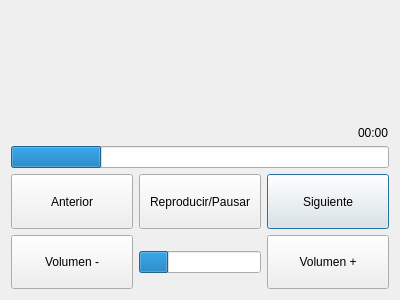
First picture: the form in musicdialog.ui, repository Mandros7/EOG-Application, before the edit.
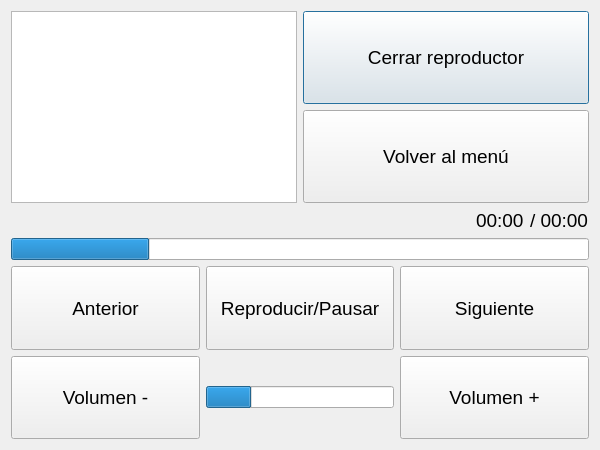
Second picture: the form after the edit.

Diff of the .ui file:
```diff
--- a/musicdialog.ui
+++ b/musicdialog.ui
@@ -6,8 +6,8 @@
    <rect>
     <x>0</x>
     <y>0</y>
-    <width>400</width>
-    <height>300</height>
+    <width>600</width>
+    <height>450</height>
    </rect>
   </property>
   <property name="windowTitle">
@@ -15,34 +15,115 @@
   </property>
   <layout class="QVBoxLayout" name="verticalLayout">
    <item>
-    <spacer name="verticalSpacer">
-     <property name="orientation">
-      <enum>Qt::Vertical</enum>
-     </property>
-     <property name="sizeHint" stdset="0">
-      <size>
-       <width>20</width>
-       <height>40</height>
-      </size>
-     </property>
-    </spacer>
+    <layout class="QHBoxLayout" name="horizontalLayout_2">
+     <item>
+      <widget class="QListView" name="listView">
+       <property name="sizePolicy">
+        <sizepolicy hsizetype="Expanding" vsizetype="Expanding">
+         <horstretch>0</horstretch>
+         <verstretch>0</verstretch>
+        </sizepolicy>
+       </property>
+      </widget>
+     </item>
+     <item>
+      <layout class="QVBoxLayout" name="verticalLayout_2">
+       <item>
+        <widget class="QPushButton" name="quitButton">
+         <property name="sizePolicy">
+          <sizepolicy hsizetype="MinimumExpanding" vsizetype="MinimumExpanding">
+           <horstretch>0</horstretch>
+           <verstretch>0</verstretch>
+          </sizepolicy>
+         </property>
+         <property name="font">
+          <font>
+           <pointsize>14</pointsize>
+          </font>
+         </property>
+         <property name="text">
+          <string>Cerrar reproductor</string>
+         </property>
+        </widget>
+       </item>
+       <item>
+        <widget class="QPushButton" name="hideButton">
+         <property name="sizePolicy">
+          <sizepolicy hsizetype="MinimumExpanding" vsizetype="MinimumExpanding">
+           <horstretch>0</horstretch>
+           <verstretch>0</verstretch>
+          </sizepolicy>
+         </property>
+         <property name="font">
+          <font>
+           <pointsize>14</pointsize>
+          </font>
+         </property>
+         <property name="text">
+          <string>Volver al menú</string>
+         </property>
+        </widget>
+       </item>
+      </layout>
+     </item>
+    </layout>
    </item>
    <item>
     <layout class="QHBoxLayout" name="horizontalLayout">
      <item>
       <widget class="QLabel" name="songLabel">
+       <property name="sizePolicy">
+        <sizepolicy hsizetype="Preferred" vsizetype="Preferred">
+         <horstretch>0</horstretch>
+         <verstretch>0</verstretch>
+        </sizepolicy>
+       </property>
+       <property name="font">
+        <font>
+         <pointsize>14</pointsize>
+        </font>
+       </property>
        <property name="text">
         <string>&lt;Sin canción&gt;</string>
        </property>
       </widget>
      </item>
-     <item alignment="Qt::AlignRight">
+     <item>
       <widget class="QLabel" name="timeLabel">
+       <property name="sizePolicy">
+        <sizepolicy hsizetype="Fixed" vsizetype="Preferred">
+         <horstretch>0</horstretch>
+         <verstretch>0</verstretch>
+        </sizepolicy>
+       </property>
+       <property name="font">
+        <font>
+         <pointsize>14</pointsize>
+        </font>
+       </property>
        <property name="text">
         <string>00:00</string>
        </property>
       </widget>
      </item>
+     <item>
+      <widget class="QLabel" name="totalTimeLabel">
+       <property name="sizePolicy">
+        <sizepolicy hsizetype="Fixed" vsizetype="Preferred">
+         <horstretch>0</horstretch>
+         <verstretch>0</verstretch>
+        </sizepolicy>
+       </property>
+       <property name="font">
+        <font>
+         <pointsize>14</pointsize>
+        </font>
+       </property>
+       <property name="text">
+        <string>/ 00:00</string>
+       </property>
+      </widget>
+     </item>
     </layout>
    </item>
    <item>
@@ -65,9 +146,17 @@
          <verstretch>0</verstretch>
         </sizepolicy>
        </property>
+       <property name="font">
+        <font>
+         <pointsize>14</pointsize>
+        </font>
+       </property>
        <property name="text">
         <string>Siguiente</string>
        </property>
+       <property name="default">
+        <bool>false</bool>
+       </property>
       </widget>
      </item>
      <item row="0" column="0">
@@ -78,9 +167,17 @@
          <verstretch>0</verstretch>
         </sizepolicy>
        </property>
+       <property name="font">
+        <font>
+         <pointsize>14</pointsize>
+        </font>
+       </property>
        <property name="text">
         <string>Anterior</string>
        </property>
+       <property name="default">
+        <bool>false</bool>
+       </property>
       </widget>
      </item>
      <item row="1" column="1">
@@ -107,9 +204,17 @@
          <verstretch>0</verstretch>
         </sizepolicy>
        </property>
+       <property name="font">
+        <font>
+         <pointsize>14</pointsize>
+        </font>
+       </property>
        <property name="text">
         <string>Volumen -</string>
        </property>
+       <property name="default">
+        <bool>false</bool>
+       </property>
       </widget>
      </item>
      <item row="1" column="2">
@@ -120,9 +225,17 @@
          <verstretch>0</verstretch>
         </sizepolicy>
        </property>
+       <property name="font">
+        <font>
+         <pointsize>14</pointsize>
+        </font>
+       </property>
        <property name="text">
         <string>Volumen +</string>
        </property>
+       <property name="default">
+        <bool>false</bool>
+       </property>
       </widget>
      </item>
      <item row="0" column="1">
@@ -133,9 +246,17 @@
          <verstretch>0</verstretch>
         </sizepolicy>
        </property>
+       <property name="font">
+        <font>
+         <pointsize>14</pointsize>
+        </font>
+       </property>
        <property name="text">
         <string>Reproducir/Pausar</string>
        </property>
+       <property name="default">
+        <bool>false</bool>
+       </property>
       </widget>
      </item>
     </layout>
```
